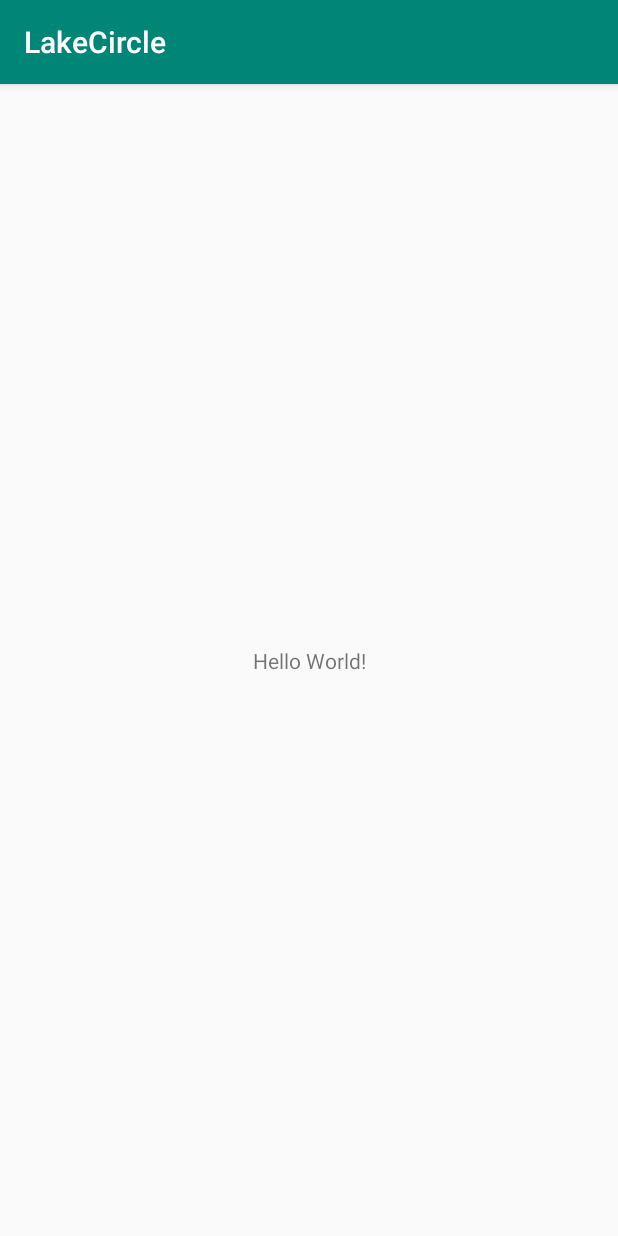
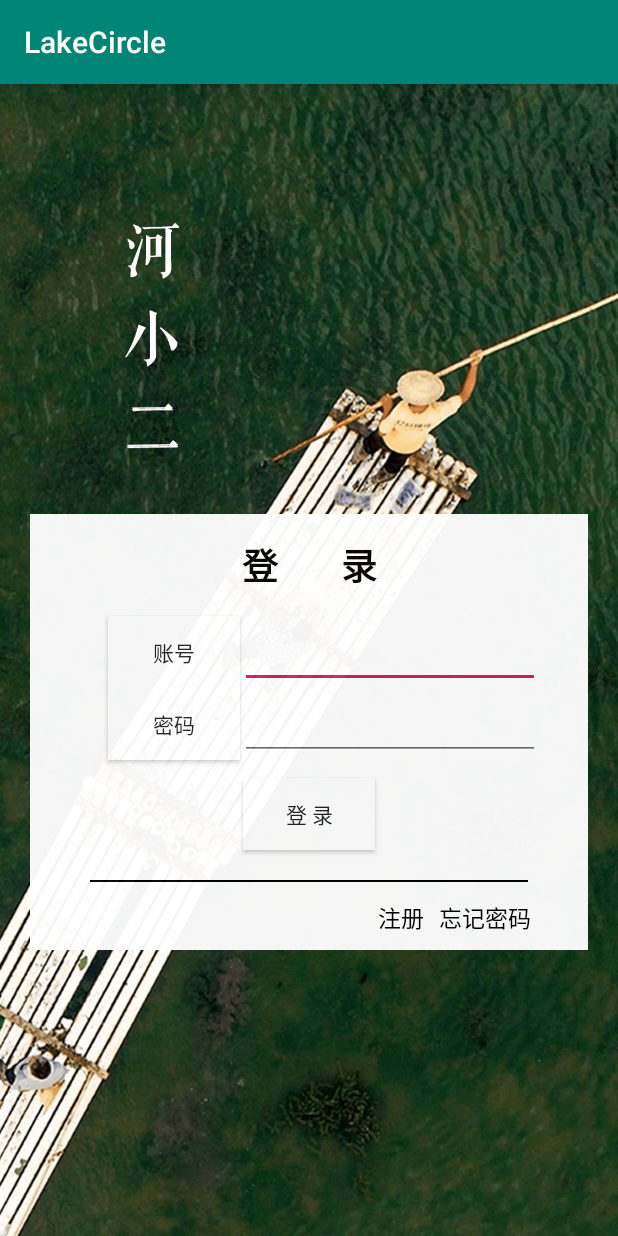
Before and after one commit to Ljl233/LakeCircle, an Android app: the screen it shows after launch (MainActivity before the commit, LoginActivity after it), on a phone screen of 412 x 824 dp. Run offline under Robolectric (Android 15) with nearby library versions, the phone set to English and light mode, and no system bars.

Commit message:
login xml

```diff
--- a/app/src/main/AndroidManifest.xml
+++ b/app/src/main/AndroidManifest.xml
@@ -9,7 +9,7 @@
         android:roundIcon="@mipmap/ic_launcher_round"
         android:supportsRtl="true"
         android:theme="@style/AppTheme">
-        <activity android:name=".MainActivity">
+        <activity android:name=".ui.login.LoginActivity">
             <intent-filter>
                 <action android:name="android.intent.action.MAIN" />
 
--- a/app/src/main/java/com/example/lakecircle/MainActivity.java
+++ /dev/null
@@ -1,14 +0,0 @@
-package com.example.lakecircle;
-
-import androidx.appcompat.app.AppCompatActivity;
-
-import android.os.Bundle;
-
-public class MainActivity extends AppCompatActivity {
-
-    @Override
-    protected void onCreate(Bundle savedInstanceState) {
-        super.onCreate(savedInstanceState);
-        setContentView(R.layout.activity_main);
-    }
-}
--- /dev/null
+++ b/app/src/main/java/com/example/lakecircle/ui/login/LoginActivity.java
@@ -0,0 +1,47 @@
+package com.example.lakecircle.ui.login;
+
+import androidx.appcompat.app.AppCompatActivity;
+
+import android.os.Bundle;
+
+import com.example.lakecircle.R;
+
+public class LoginActivity extends AppCompatActivity implements LoginContract.View {
+
+    @Override
+    protected void onCreate(Bundle savedInstanceState) {
+        super.onCreate(savedInstanceState);
+        setContentView(R.layout.activity_login);
+
+
+    }
+
+    void initView() {
+
+    }
+
+    @Override
+    public void getAccount() {
+
+    }
+
+    @Override
+    public void getPassword() {
+
+    }
+
+    @Override
+    public void showLoad() {
+
+    }
+
+    @Override
+    public void failLogin(String msg) {
+
+    }
+
+    @Override
+    public void successLogin() {
+
+    }
+}
--- /dev/null
+++ b/app/src/main/java/com/example/lakecircle/ui/login/LoginContract.java
@@ -0,0 +1,20 @@
+package com.example.lakecircle.ui.login;
+
+public interface LoginContract {
+    interface View {
+
+        void getAccount();
+
+        void getPassword();
+
+        void showLoad();//超时失败
+
+        void failLogin(String msg);
+
+        void successLogin();
+    }
+
+    interface Presenter {
+
+    }
+}
--- /dev/null
+++ b/app/src/main/res/drawable/splash.xml
@@ -0,0 +1,4 @@
+<?xml version="1.0" encoding="utf-8"?>
+<selector xmlns:android="http://schemas.android.com/apk/res/android">
+    <item android:drawable="@drawable/launch" />
+</selector>
--- /dev/null
+++ b/app/src/main/res/layout/activity_login.xml
@@ -0,0 +1,123 @@
+<?xml version="1.0" encoding="utf-8"?>
+<androidx.constraintlayout.widget.ConstraintLayout xmlns:android="http://schemas.android.com/apk/res/android"
+    xmlns:app="http://schemas.android.com/apk/res-auto"
+    xmlns:tools="http://schemas.android.com/tools"
+    android:layout_width="match_parent"
+    android:layout_height="match_parent"
+    android:background="@drawable/login"
+    tools:context=".ui.login.LoginActivity">
+
+    <androidx.constraintlayout.widget.ConstraintLayout
+        android:layout_width="match_parent"
+        android:layout_height="wrap_content"
+        android:layout_margin="20dp"
+        android:alpha="0.96"
+        android:background="@android:color/white"
+        app:layout_constraintBottom_toBottomOf="parent"
+        app:layout_constraintHorizontal_bias="0.6"
+        app:layout_constraintLeft_toLeftOf="parent"
+        app:layout_constraintRight_toRightOf="parent"
+        app:layout_constraintTop_toTopOf="parent"
+        app:layout_constraintVertical_bias="0.609">
+
+        <TextView
+            android:id="@+id/textView"
+            android:layout_width="wrap_content"
+            android:layout_height="wrap_content"
+            android:layout_marginTop="16dp"
+            android:text="登       录"
+            android:textColor="@android:color/black"
+            android:textSize="24sp"
+            android:textStyle="bold"
+            app:layout_constraintEnd_toEndOf="parent"
+            app:layout_constraintStart_toStartOf="parent"
+            app:layout_constraintTop_toTopOf="parent" />
+
+        <Button
+            android:id="@+id/button"
+            android:layout_width="wrap_content"
+            android:layout_height="wrap_content"
+            android:layout_marginStart="52dp"
+            android:layout_marginLeft="52dp"
+            android:layout_marginTop="16dp"
+            android:background="@android:color/white"
+            android:text="账号"
+            app:layout_constraintStart_toStartOf="parent"
+            app:layout_constraintTop_toBottomOf="@+id/textView" />
+
+        <EditText
+            android:id="@+id/login_et_account"
+            android:layout_width="200dp"
+            android:layout_height="wrap_content"
+            android:inputType="textEmailAddress|number"
+            app:layout_constraintBottom_toBottomOf="@+id/button"
+            app:layout_constraintStart_toEndOf="@+id/button" />
+
+        <Button
+            android:id="@+id/button2"
+            android:layout_width="wrap_content"
+            android:layout_height="wrap_content"
+            android:background="@android:color/white"
+            android:text="密码"
+            app:layout_constraintStart_toStartOf="@+id/button"
+            app:layout_constraintTop_toBottomOf="@+id/button" />
+
+        <EditText
+            android:id="@+id/login_et_password"
+            android:layout_width="200dp"
+            android:layout_height="wrap_content"
+            android:inputType="textPassword"
+            app:layout_constraintBottom_toBottomOf="@+id/button2"
+            app:layout_constraintStart_toEndOf="@+id/button2" />
+
+        <Button
+            android:id="@+id/login_bt"
+            android:layout_width="wrap_content"
+            android:layout_height="wrap_content"
+            android:layout_marginTop="124dp"
+            android:background="@android:color/white"
+            android:text="@string/login"
+            app:layout_constraintEnd_toEndOf="parent"
+            app:layout_constraintStart_toStartOf="parent"
+            app:layout_constraintTop_toBottomOf="@+id/textView" />
+
+        <View
+            android:id="@+id/view"
+            android:layout_width="match_parent"
+            android:layout_height="1dp"
+            android:layout_marginHorizontal="40dp"
+            android:layout_marginTop="20dp"
+            android:background="@android:color/black"
+            app:layout_constraintTop_toBottomOf="@+id/login_bt"
+            tools:layout_editor_absoluteX="40dp" />
+
+        <TextView
+            android:id="@+id/login_tv_logup"
+            android:layout_width="wrap_content"
+            android:layout_height="wrap_content"
+            android:layout_marginStart="232dp"
+            android:layout_marginLeft="232dp"
+            android:layout_marginTop="12dp"
+            android:text="@string/logup"
+            android:textColor="@android:color/black"
+            android:textSize="15sp"
+            android:layout_marginBottom="10dp"
+            app:layout_constraintBottom_toBottomOf="parent"
+            app:layout_constraintStart_toStartOf="parent"
+            app:layout_constraintTop_toBottomOf="@+id/view" />
+
+        <TextView
+            android:id="@+id/login_tv_forget_pwd"
+            android:layout_width="wrap_content"
+            android:layout_height="wrap_content"
+            android:text="@string/forget_password"
+            android:textColor="@android:color/black"
+            android:textSize="15sp"
+            app:layout_constraintBottom_toBottomOf="@+id/login_tv_logup"
+            app:layout_constraintEnd_toEndOf="parent"
+            app:layout_constraintHorizontal_bias="0.205"
+            app:layout_constraintStart_toEndOf="@+id/login_tv_logup" />
+
+    </androidx.constraintlayout.widget.ConstraintLayout>
+
+</androidx.constraintlayout.widget.ConstraintLayout>
--- a/app/src/main/res/layout/activity_main.xml
+++ /dev/null
@@ -1,18 +0,0 @@
-<?xml version="1.0" encoding="utf-8"?>
-<androidx.constraintlayout.widget.ConstraintLayout xmlns:android="http://schemas.android.com/apk/res/android"
-    xmlns:app="http://schemas.android.com/apk/res-auto"
-    xmlns:tools="http://schemas.android.com/tools"
-    android:layout_width="match_parent"
-    android:layout_height="match_parent"
-    tools:context=".MainActivity">
-
-    <TextView
-        android:layout_width="wrap_content"
-        android:layout_height="wrap_content"
-        android:text="Hello World!"
-        app:layout_constraintBottom_toBottomOf="parent"
-        app:layout_constraintLeft_toLeftOf="parent"
-        app:layout_constraintRight_toRightOf="parent"
-        app:layout_constraintTop_toTopOf="parent" />
-
-</androidx.constraintlayout.widget.ConstraintLayout>
--- a/app/src/main/res/values/strings.xml
+++ b/app/src/main/res/values/strings.xml
@@ -1,3 +1,6 @@
 <resources>
     <string name="app_name">LakeCircle</string>
+    <string name="login">登  录</string>
+    <string name="logup">注册</string>
+    <string name="forget_password">忘记密码</string>
 </resources>
--- a/app/src/main/res/values/styles.xml
+++ b/app/src/main/res/values/styles.xml
@@ -8,4 +8,7 @@
         <item name="colorAccent">@color/colorAccent</item>
     </style>
 
+    <style name="SplashTheme" parent="Theme.AppCompat.Light.NoActionBar">
+        <item name="android:windowBackground">@drawable/launch</item>
+    </style>
 </resources>
```
